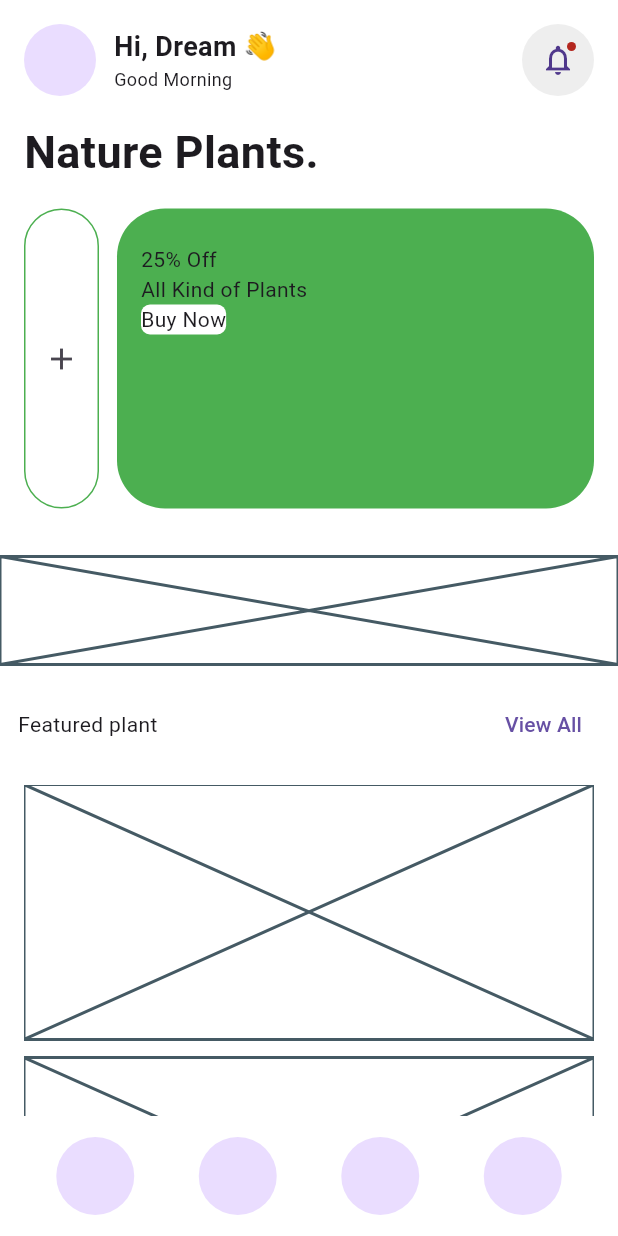
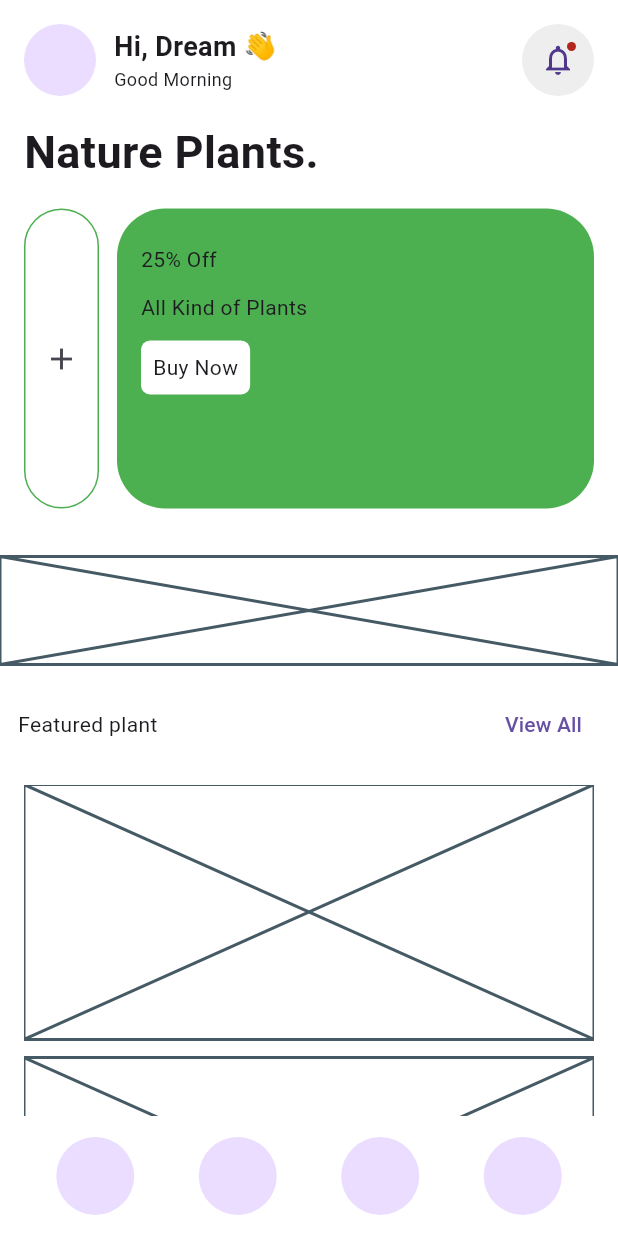
Before and after one commit to JAICHANGPARK/flutter_notebook_chapter_45, a Flutter app: the PlantHomePage screen opened directly, on a phone screen of 412 x 824 dp. Run offline on Flutter 3.47's test engine with Material 3 defaults, Android fonts, the phone set to English and light mode, and no system bars; our stand-ins replace gap, hugeicons, smooth_page_indicator.

Commit message:
Update plant_home_page.dart

```diff
--- a/lib/ep2265_plant_shop_app/ui/plant_home_page.dart
+++ b/lib/ep2265_plant_shop_app/ui/plant_home_page.dart
@@ -91,6 +91,7 @@ class _PlantHomePageState extends State<PlantHomePage> {
                                   bottom: 24,
                                   right: 16,
                                   child: Column(
+                                    spacing: 12,
                                     crossAxisAlignment:
                                         CrossAxisAlignment.start,
 
@@ -104,6 +105,7 @@ class _PlantHomePageState extends State<PlantHomePage> {
                                             6,
                                           ),
                                         ),
+                                        padding: EdgeInsets.all(8),
                                         child: Text("Buy Now"),
                                       ),
                                     ],
```
